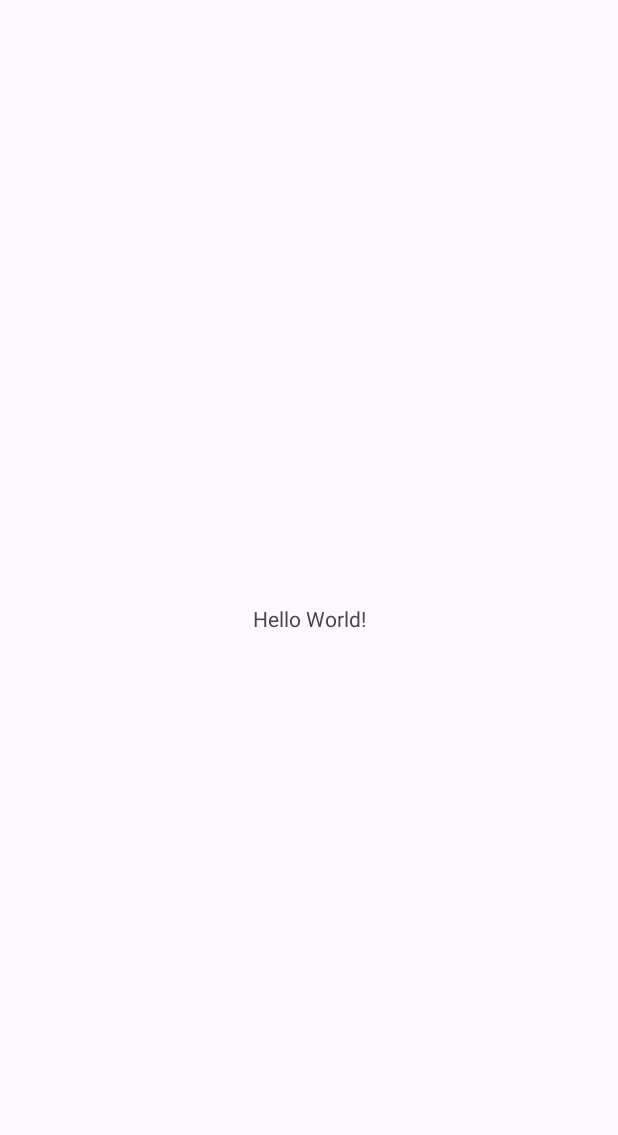
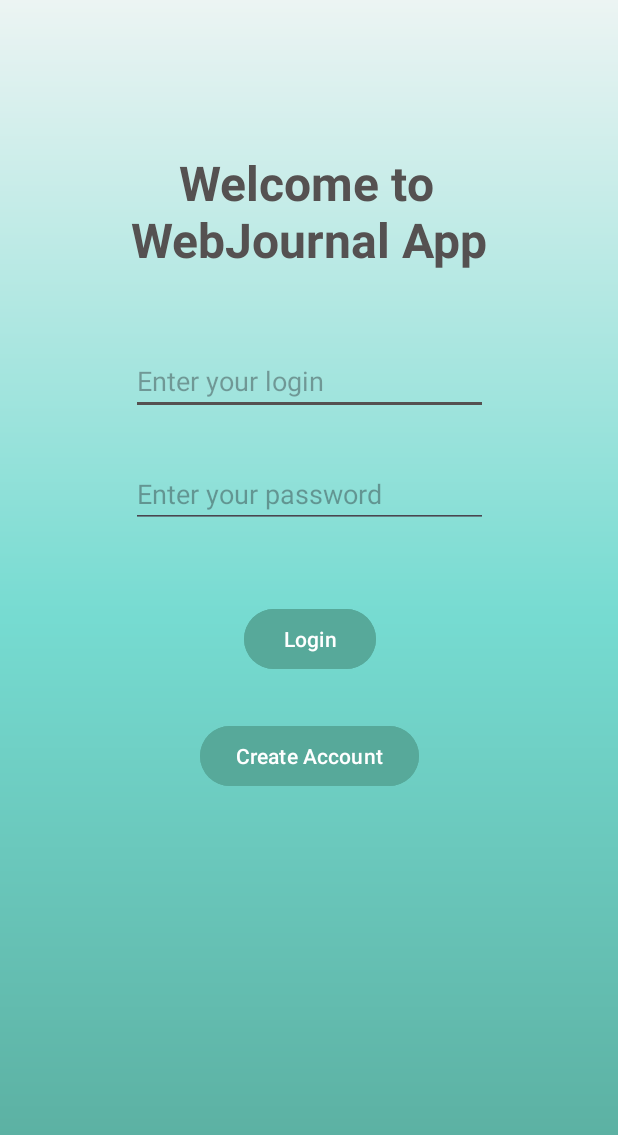
Before and after one commit to Andant3/WebJournal, an Android app: the screen it shows after launch (MainActivity), on a phone screen of 412 x 824 dp. Before the commit the part shown is almost empty. Shown: the top 1135 px of the screen. Run offline under Robolectric (Android 15) with nearby library versions, the phone set to English and light mode, and no system bars; our stand-ins replace data binding.

Commit message:
Adding dependencies and creating layout for LoginFragment

```diff
--- a/app/build.gradle.kts
+++ b/app/build.gradle.kts
@@ -1,6 +1,9 @@
 plugins {
     alias(libs.plugins.android.application)
     alias(libs.plugins.jetbrains.kotlin.android)
+    id("kotlin-kapt")
+    id("com.google.gms.google-services")
+    id("androidx.navigation.safeargs")
 }
 
 android {
@@ -33,6 +36,9 @@ android {
     kotlinOptions {
         jvmTarget = "1.8"
     }
+    buildFeatures{
+        dataBinding = true
+    }
 }
 
 dependencies {
@@ -45,4 +51,16 @@ dependencies {
     testImplementation(libs.junit)
     androidTestImplementation(libs.androidx.junit)
     androidTestImplementation(libs.androidx.espresso.core)
+
+    // BoM for the Firebase platform
+    implementation(platform("com.google.firebase:firebase-bom:33.1.2"))
+
+    // Cloud Firestore
+    implementation("com.google.firebase:firebase-firestore")
+
+    // Navigation
+    val nav_version = "2.7.7"
+    // Kotlin
+    implementation("androidx.navigation:navigation-fragment-ktx:$nav_version")
+    implementation("androidx.navigation:navigation-ui-ktx:$nav_version")
 }
--- a/app/src/main/AndroidManifest.xml
+++ b/app/src/main/AndroidManifest.xml
@@ -13,7 +13,7 @@
         android:theme="@style/Theme.WebJournal"
         tools:targetApi="31">
         <activity
-            android:name=".MainActivity"
+            android:name=".view.MainActivity"
             android:exported="true">
             <intent-filter>
                 <action android:name="android.intent.action.MAIN" />
--- /dev/null
+++ b/app/src/main/java/com/example/webjournal/LoginFragment.kt
@@ -0,0 +1,6 @@
+package com.example.webjournal
+
+// TODO: Rename parameter arguments, choose names that match
+// the fragment initialization parameters, e.g. ARG_ITEM_NUMBER
+private const val ARG_PARAM1 = "param1"
+private const val ARG_PARAM2 = "param2"
--- /dev/null
+++ b/app/src/main/java/com/example/webjournal/view/LoginFragment.kt
@@ -0,0 +1,23 @@
+package com.example.webjournal.view
+
+import android.os.Bundle
+import android.view.LayoutInflater
+import android.view.View
+import android.view.ViewGroup
+import androidx.fragment.app.Fragment
+import com.example.webjournal.R
+
+class LoginFragment : Fragment() {
+
+    override fun onCreate(savedInstanceState: Bundle?) {
+        super.onCreate(savedInstanceState)
+    }
+
+    override fun onCreateView(
+        inflater: LayoutInflater, container: ViewGroup?,
+        savedInstanceState: Bundle?
+    ): View? {
+        // Inflate the layout for this fragment
+        return inflater.inflate(R.layout.fragment_login, container, false)
+    }
+}
--- a/app/src/main/java/com/example/webjournal/MainActivity.kt
+++ b/app/src/main/java/com/example/webjournal/view/MainActivity.kt
@@ -1,10 +1,11 @@
-package com.example.webjournal
+package com.example.webjournal.view
 
 import android.os.Bundle
 import androidx.activity.enableEdgeToEdge
 import androidx.appcompat.app.AppCompatActivity
 import androidx.core.view.ViewCompat
 import androidx.core.view.WindowInsetsCompat
+import com.example.webjournal.R
 
 class MainActivity : AppCompatActivity() {
     override fun onCreate(savedInstanceState: Bundle?) {
--- /dev/null
+++ b/app/src/main/res/drawable/background_gradient.xml
@@ -0,0 +1,11 @@
+<?xml version="1.0" encoding="utf-8"?>
+<shape xmlns:android="http://schemas.android.com/apk/res/android"
+    android:shape="rectangle">
+
+    <gradient
+        android:startColor="@color/color_background"
+        android:centerColor="@color/color_primary"
+        android:endColor="@color/color_primary_dark"
+        android:type="linear"
+        android:angle="270"/>
+</shape>
--- a/app/src/main/res/layout/activity_main.xml
+++ b/app/src/main/res/layout/activity_main.xml
@@ -1,19 +1,18 @@
 <?xml version="1.0" encoding="utf-8"?>
-<androidx.constraintlayout.widget.ConstraintLayout xmlns:android="http://schemas.android.com/apk/res/android"
+<layout xmlns:android="http://schemas.android.com/apk/res/android"
     xmlns:app="http://schemas.android.com/apk/res-auto"
-    xmlns:tools="http://schemas.android.com/tools"
+    xmlns:tools="http://schemas.android.com/tools">
+<androidx.constraintlayout.widget.ConstraintLayout
     android:id="@+id/main"
     android:layout_width="match_parent"
     android:layout_height="match_parent"
-    tools:context=".MainActivity">
+    tools:context=".view.MainActivity">
 
-    <TextView
-        android:layout_width="wrap_content"
-        android:layout_height="wrap_content"
-        android:text="Hello World!"
-        app:layout_constraintBottom_toBottomOf="parent"
-        app:layout_constraintEnd_toEndOf="parent"
-        app:layout_constraintStart_toStartOf="parent"
-        app:layout_constraintTop_toTopOf="parent" />
+<androidx.fragment.app.FragmentContainerView
+    android:id="@+id/fragmentContainerView"
+    android:layout_width="match_parent"
+    android:layout_height="match_parent"
+    android:name="com.example.webjournal.view.LoginFragment"/>
 
 </androidx.constraintlayout.widget.ConstraintLayout>
+</layout>
--- /dev/null
+++ b/app/src/main/res/layout/fragment_login.xml
@@ -0,0 +1,81 @@
+<?xml version="1.0" encoding="utf-8"?>
+<layout xmlns:android="http://schemas.android.com/apk/res/android"
+    xmlns:tools="http://schemas.android.com/tools"
+    xmlns:app="http://schemas.android.com/apk/res-auto">
+<androidx.constraintlayout.widget.ConstraintLayout
+    android:layout_width="match_parent"
+    android:layout_height="match_parent"
+    tools:context=".view.LoginFragment"
+    android:background="@drawable/background_gradient">
+
+    <TextView
+        android:id="@+id/appNameTextView"
+        android:layout_width="wrap_content"
+        android:layout_height="wrap_content"
+        android:layout_marginTop="100dp"
+
+        android:text="    Welcome to \nWebJournal App"
+        android:textSize="32sp"
+        android:textColor="@color/color_accent"
+        android:textStyle="bold"
+        app:layout_constraintTop_toTopOf="parent"
+        app:layout_constraintStart_toStartOf="parent"
+        app:layout_constraintEnd_toEndOf="parent"/>
+
+    <AutoCompleteTextView
+        android:id="@+id/loginEditText"
+        android:layout_width="0dp"
+        android:layout_height="wrap_content"
+        android:layout_marginTop="50dp"
+
+        android:hint="Enter your login"
+        android:inputType="text"
+
+        app:layout_constraintTop_toBottomOf="@+id/appNameTextView"
+        app:layout_constraintStart_toStartOf="@id/appNameTextView"
+        app:layout_constraintEnd_toEndOf="@id/appNameTextView"/>
+
+    <AutoCompleteTextView
+        android:id="@+id/passwordEditText"
+        android:layout_width="0dp"
+        android:layout_height="wrap_content"
+        android:layout_marginTop="30dp"
+
+        android:hint="Enter your password"
+        android:inputType="textPassword"
+
+        app:layout_constraintTop_toBottomOf="@+id/loginEditText"
+        app:layout_constraintStart_toStartOf="@id/appNameTextView"
+        app:layout_constraintEnd_toEndOf="@id/appNameTextView"/>
+
+    <Button
+        android:id="@+id/loginButton"
+        android:layout_width="wrap_content"
+        android:layout_height="wrap_content"
+        android:backgroundTint="@color/color_primary_dark"
+        android:layout_marginTop="50dp"
+
+        android:text="Login"
+        android:textColor="@color/white"
+
+        app:layout_constraintTop_toBottomOf="@+id/passwordEditText"
+        app:layout_constraintStart_toStartOf="@id/appNameTextView"
+        app:layout_constraintEnd_toEndOf="@id/appNameTextView"/>
+
+    <Button
+        android:id="@+id/createAccountButton"
+        android:layout_width="wrap_content"
+        android:layout_height="wrap_content"
+        android:backgroundTint="@color/color_primary_dark"
+        android:layout_marginTop="30dp"
+
+        android:text="Create Account"
+        android:textColor="@color/white"
+
+        app:layout_constraintTop_toBottomOf="@+id/loginButton"
+        app:layout_constraintStart_toStartOf="@id/appNameTextView"
+        app:layout_constraintEnd_toEndOf="@id/appNameTextView"/>
+
+
+</androidx.constraintlayout.widget.ConstraintLayout>
+</layout>
--- /dev/null
+++ b/app/src/main/res/navigation/nav_graph.xml
@@ -0,0 +1,13 @@
+<?xml version="1.0" encoding="utf-8"?>
+<navigation xmlns:android="http://schemas.android.com/apk/res/android"
+    xmlns:app="http://schemas.android.com/apk/res-auto"
+    xmlns:tools="http://schemas.android.com/tools"
+    android:id="@+id/nav_graph"
+    app:startDestination="@id/loginFragment">
+
+    <fragment
+        android:id="@+id/loginFragment"
+        android:name="com.example.webjournal.view.LoginFragment"
+        android:label="fragment_login"
+        tools:layout="@layout/fragment_login" />
+</navigation>
--- a/app/src/main/res/values/colors.xml
+++ b/app/src/main/res/values/colors.xml
@@ -2,4 +2,8 @@
 <resources>
     <color name="black">#FF000000</color>
     <color name="white">#FFFFFFFF</color>
+    <color name="color_background">#ECF4F3</color>
+    <color name="color_primary">#76DBD1</color>
+    <color name="color_primary_dark">#57A99A</color>
+    <color name="color_accent">#555151</color>
 </resources>
--- a/app/src/main/res/values/strings.xml
+++ b/app/src/main/res/values/strings.xml
@@ -1,3 +1,5 @@
 <resources>
     <string name="app_name">WebJournal</string>
+    <!-- TODO: Remove or change this placeholder text -->
+    <string name="hello_blank_fragment">Hello blank fragment</string>
 </resources>
--- a/app/src/main/res/values/themes.xml
+++ b/app/src/main/res/values/themes.xml
@@ -2,7 +2,9 @@
     <!-- Base application theme. -->
     <style name="Base.Theme.WebJournal" parent="Theme.Material3.DayNight.NoActionBar">
         <!-- Customize your light theme here. -->
-        <!-- <item name="colorPrimary">@color/my_light_primary</item> -->
+        <item name="colorPrimary">@color/color_primary</item>
+        <item name="colorPrimaryDark">@color/color_primary_dark</item>
+        <item name="colorAccent">@color/color_accent</item>
     </style>
 
     <style name="Theme.WebJournal" parent="Base.Theme.WebJournal" />
--- a/build.gradle.kts
+++ b/build.gradle.kts
@@ -2,4 +2,14 @@
 plugins {
     alias(libs.plugins.android.application) apply false
     alias(libs.plugins.jetbrains.kotlin.android) apply false
+    id("com.google.gms.google-services") version "4.4.2" apply false
 }
+buildscript {
+    repositories {
+        google()
+    }
+    dependencies {
+        val nav_version = "2.7.7"
+        classpath("androidx.navigation:navigation-safe-args-gradle-plugin:$nav_version")
+    }
+}
```
Also changed, not shown: 1 other file.
